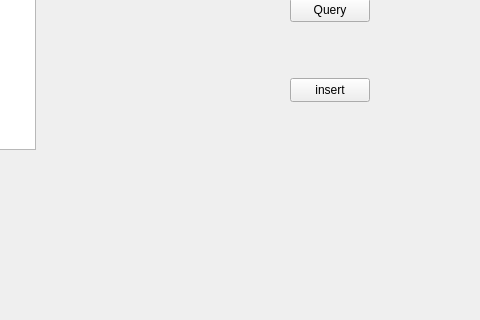
First picture: the form in MySql_text/mainwindow.ui, repository crucal-crucal/C_Qt, before the edit; both pictures show x 320 to 800 and y 182 to 502 of the 800 by 600 pixel window.
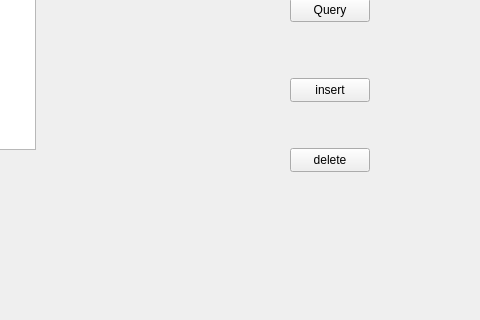
Second picture: the form after the edit.

What changed in the file:
```diff
--- a/MySql_text/mainwindow.ui
+++ b/MySql_text/mainwindow.ui
@@ -50,6 +50,19 @@
      <string>insert</string>
     </property>
    </widget>
+   <widget class="QPushButton" name="btn_delete">
+    <property name="geometry">
+     <rect>
+      <x>610</x>
+      <y>330</y>
+      <width>80</width>
+      <height>24</height>
+     </rect>
+    </property>
+    <property name="text">
+     <string>delete</string>
+    </property>
+   </widget>
   </widget>
   <widget class="QMenuBar" name="menubar">
    <property name="geometry">
```
Left out of the diff: 2 changed lines with no effect on the pictures.
